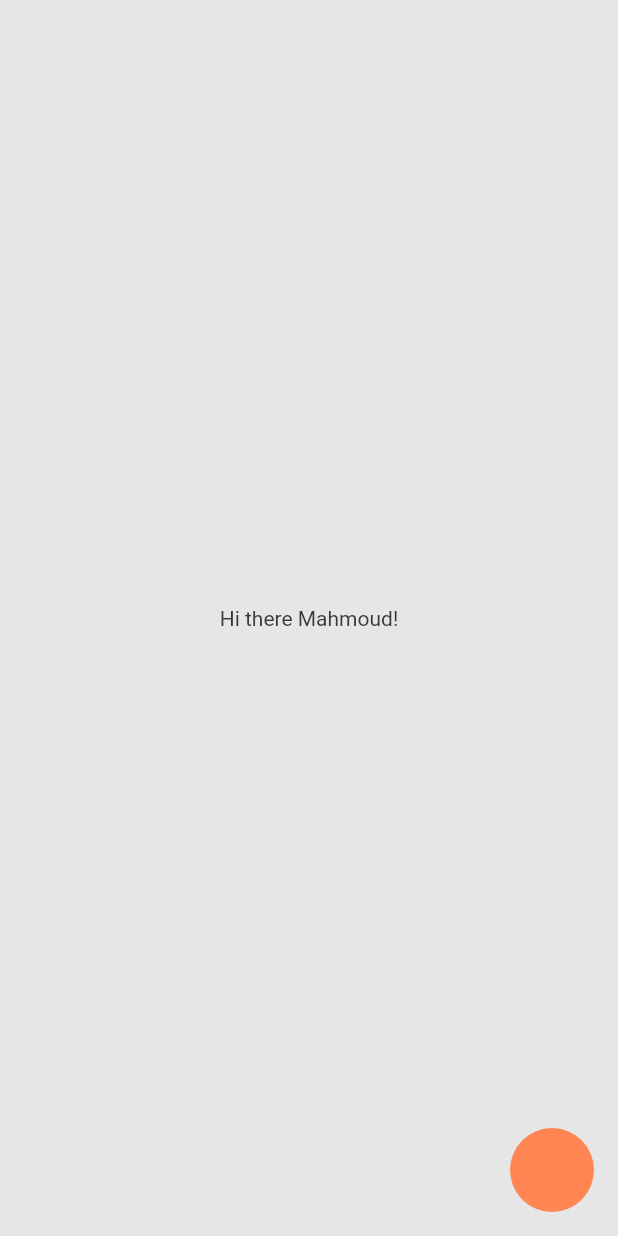
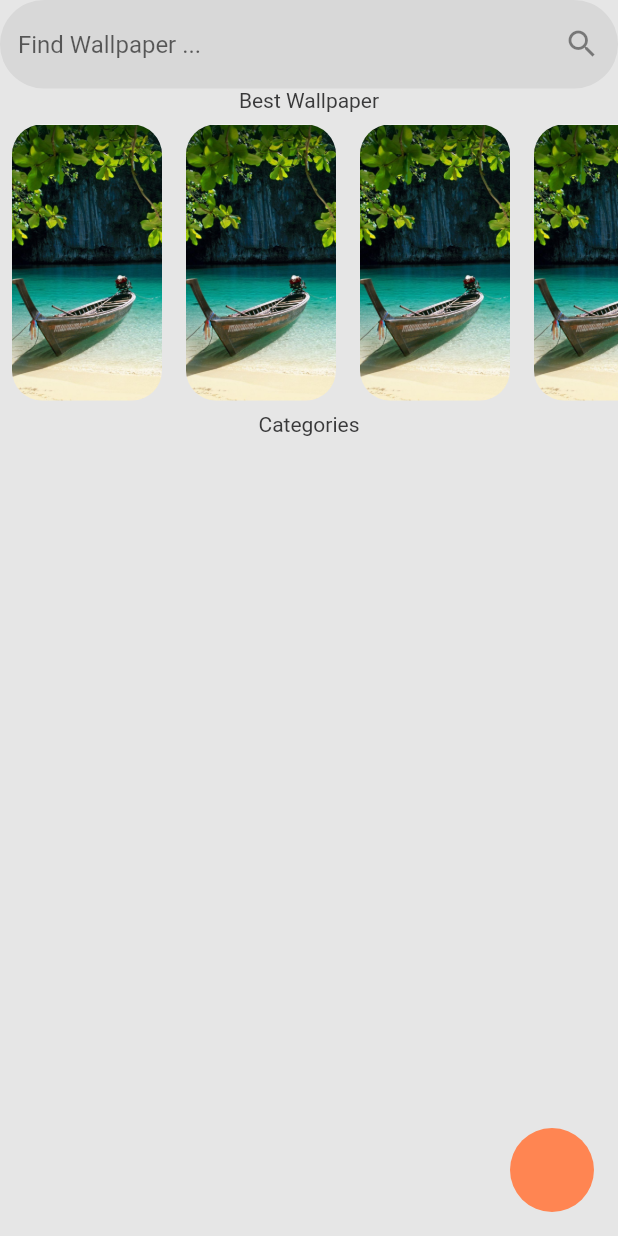
Before and after one commit to mahmoud-eslami/fake_wallpaper, a Flutter app: the screen it shows after launch, on a phone screen of 412 x 824 dp. Run offline on Flutter 3.47's test engine with Material 2 defaults, Android fonts, the phone set to English and light mode, and no system bars; our stand-ins replace get.

Commit message:
working on home page

```diff
--- a/lib/main.dart
+++ b/lib/main.dart
@@ -12,6 +12,7 @@ class MyApp extends StatelessWidget {
   @override
   Widget build(BuildContext context) {
     return GetMaterialApp(
+      debugShowCheckedModeBanner: false,
       title: AppStrings.appName,
       theme: AppThemes.light,
       darkTheme: AppThemes.dark,
--- a/lib/recources/app_colors/app_colors.dart
+++ b/lib/recources/app_colors/app_colors.dart
@@ -1,10 +1,14 @@
 import 'package:flutter/material.dart';
 
 class AppColors{
+  // themes color
   static const lightThemePrimaryColor = Color(0xffFF8552);
   static const lightThemeBackgroundColor = Color(0xffE6E6E6);
   static const lightThemeTextColor = Color(0xff39393A);
   static const darkThemePrimaryColor = Color(0xffE9D758);
   static const darkThemeBackgroundColor = Color(0xff39393A);
   static const darkThemeTextColor = Color(0xffE6E6E6);
+
+  // screens color
+  static const textFieldBackground = Colors.grey;
 }
--- a/lib/recources/app_strings/app_strings.dart
+++ b/lib/recources/app_strings/app_strings.dart
@@ -1,3 +1,6 @@
 class AppStrings{
   static const String appName = 'wallpaperApp';
+  static const String searchBarHint = 'Find Wallpaper ...';
+  static const String bestWallpaper = 'Best Wallpaper';
+  static const String categories = 'Categories';
 }
--- a/lib/recources/app_themes/app_themes.dart
+++ b/lib/recources/app_themes/app_themes.dart
@@ -7,6 +7,11 @@ class AppThemes {
     scaffoldBackgroundColor: AppColors.lightThemeBackgroundColor,
     accentColor: AppColors.lightThemePrimaryColor,
     textTheme: _textTheme(lightThemeTextStyle),
+    inputDecorationTheme: InputDecorationTheme(
+      border: OutlineInputBorder(
+        borderSide: BorderSide.none,
+      ),
+    ),
     floatingActionButtonTheme: _fabTheme(AppColors.lightThemePrimaryColor),
   );
 
@@ -15,6 +20,11 @@ class AppThemes {
     scaffoldBackgroundColor: AppColors.darkThemeBackgroundColor,
     accentColor: AppColors.darkThemePrimaryColor,
     textTheme: _textTheme(darkThemeTextStyle),
+    inputDecorationTheme: InputDecorationTheme(
+      border: OutlineInputBorder(
+        borderSide: BorderSide.none,
+      ),
+    ),
     floatingActionButtonTheme: _fabTheme(AppColors.darkThemePrimaryColor),
   );
 
--- a/lib/views/home_screen/home_screen.dart
+++ b/lib/views/home_screen/home_screen.dart
@@ -1,4 +1,6 @@
 import 'package:flutter/material.dart';
+import 'package:flutter_wallpaper/recources/app_colors/app_colors.dart';
+import 'package:flutter_wallpaper/recources/app_strings/app_strings.dart';
 import 'package:flutter_wallpaper/recources/app_themes/app_themes.dart';
 import 'package:get/get.dart';
 
@@ -11,9 +13,101 @@ class HomeScreen extends StatelessWidget {
           Get.changeTheme(Get.isDarkMode ? AppThemes.light : AppThemes.dark);
         },
       ),
-      body: Center(
-        child: Text('Hi there Mahmoud!'),
+      body: SafeArea(
+        child: Column(
+          children: [
+            SearchBar(),
+            BestWallpaperWidget(),
+            CategoryWidget(),
+          ],
+        ),
       ),
     );
   }
 }
+
+class SearchBar extends StatefulWidget {
+  @override
+  _SearchBarState createState() => _SearchBarState();
+}
+
+class _SearchBarState extends State<SearchBar> {
+  TextEditingController searchController = TextEditingController();
+
+  @override
+  void dispose() {
+    searchController.dispose();
+    super.dispose();
+  }
+
+  @override
+  Widget build(BuildContext context) {
+    return Container(
+      decoration: BoxDecoration(
+        color: AppColors.textFieldBackground.withOpacity(.2),
+        borderRadius: BorderRadius.circular(30),
+      ),
+      child: TextFormField(
+        controller: searchController,
+        maxLines: 1,
+        cursorColor: Get.theme.primaryColor,
+        decoration: InputDecoration(
+          suffixIcon: const Icon(
+            Icons.search,
+          ),
+          hintText: AppStrings.searchBarHint,
+        ),
+      ),
+    );
+  }
+}
+
+class BestWallpaperWidget extends StatelessWidget {
+  @override
+  Widget build(BuildContext context) {
+    return Column(
+      children: [
+        Text(
+          AppStrings.bestWallpaper,
+        ),
+        SizedBox(
+          height: 200,
+          child: ListView.builder(
+            scrollDirection: Axis.horizontal,
+            itemCount: 10,
+            itemBuilder: (context, index) => imageWidget(),
+          ),
+        ),
+      ],
+    );
+  }
+
+  Widget imageWidget() => Padding(
+        padding: const EdgeInsets.all(8.0),
+        child: Material(
+          shape: RoundedRectangleBorder(
+            borderRadius: BorderRadius.circular(20),
+          ),
+          clipBehavior: Clip.antiAliasWithSaveLayer,
+          //todo: add cache network image here
+          child: Image.asset(
+            'assets/images/wall.jpg',
+            width: 100,
+            fit: BoxFit.fill,
+          ),
+        ),
+      );
+}
+
+class CategoryWidget extends StatelessWidget {
+  @override
+  Widget build(BuildContext context) {
+    return Column(
+      children: [
+        Text(
+          AppStrings.categories,
+        ),
+      ],
+    );
+  }
+}
```
Also changed, not shown: assets/images/wall.jpg (added).
